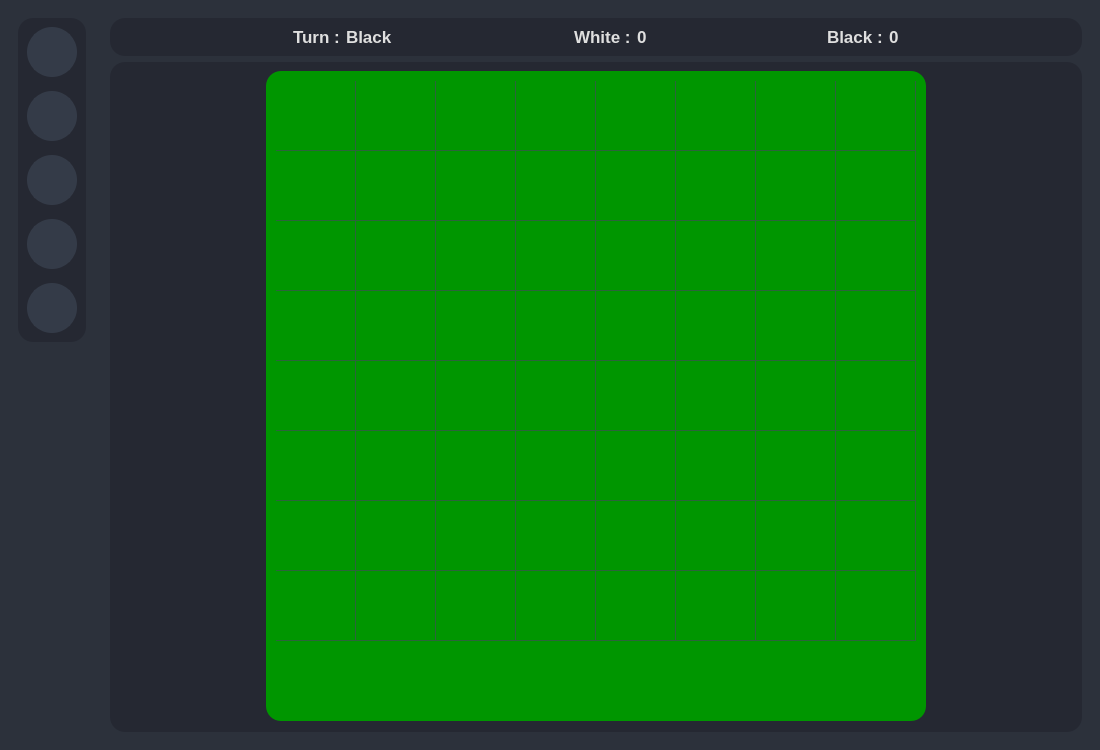
Old version of the form src/gui/forms/mainwindow.ui in the repository Moatsm-prog/Othello-Game.
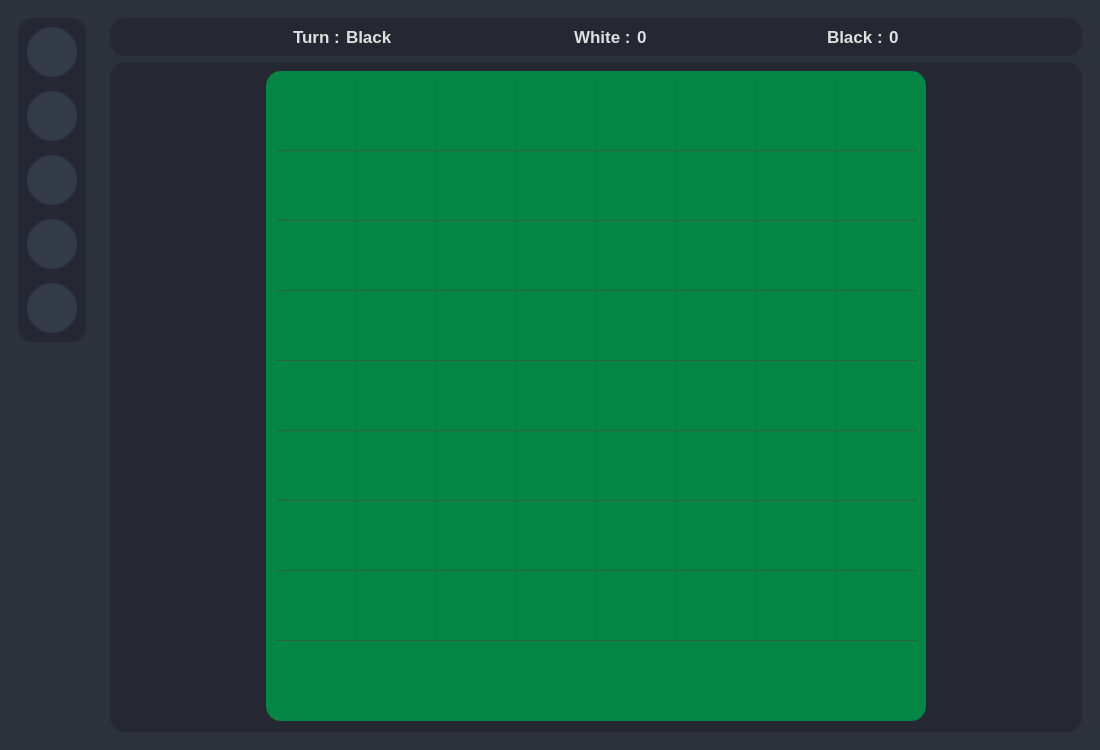
New version of the form. The open tabs and pages were chosen to show the change. Icons and pictures are not drawn. Custom widgets are drawn as their Qt base class.

Commit message: Several UI Enhancements

What changed in the file:
```diff
--- a/src/gui/forms/mainwindow.ui
+++ b/src/gui/forms/mainwindow.ui
@@ -628,7 +628,7 @@
                 </property>
                 <property name="styleSheet">
                  <string notr="true">QTableWidget {
-	background-color: rgb(0, 150, 0);
+	background-color: rgb(4, 135, 69);
 	color: rgb(223, 223, 223);
 	padding: 10px;
 	gridline-color: rgb(44, 100, 59);
```
Left out of the diff: 2 changed lines with no effect on the pictures. The commit also changes 1 other file.
